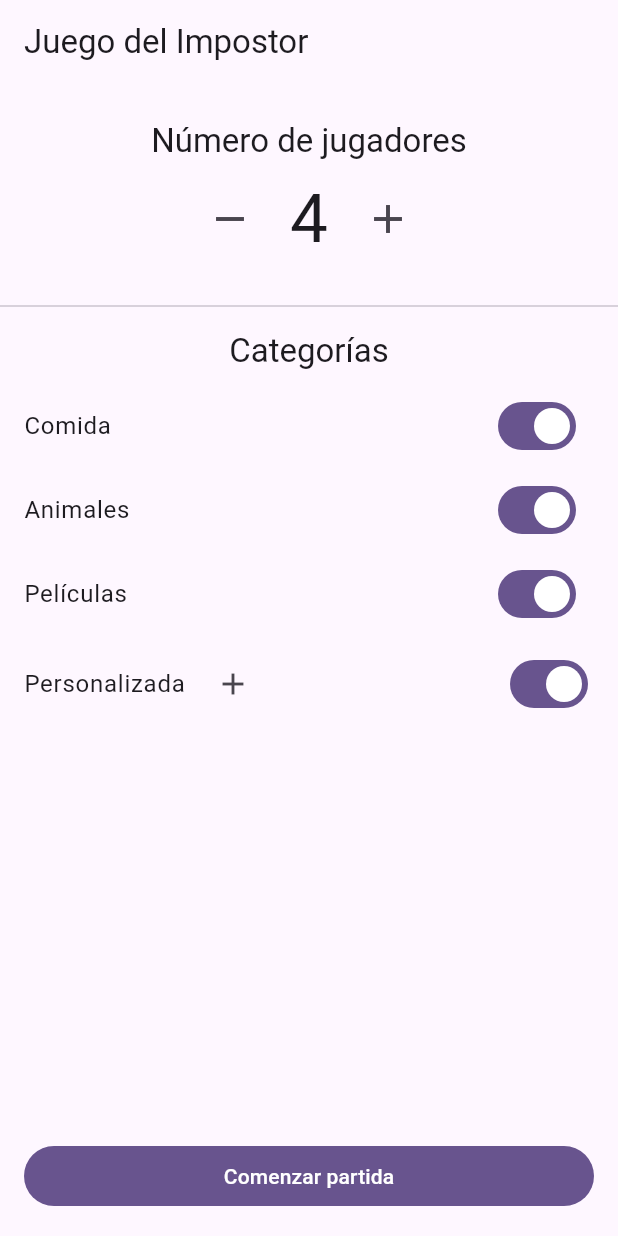
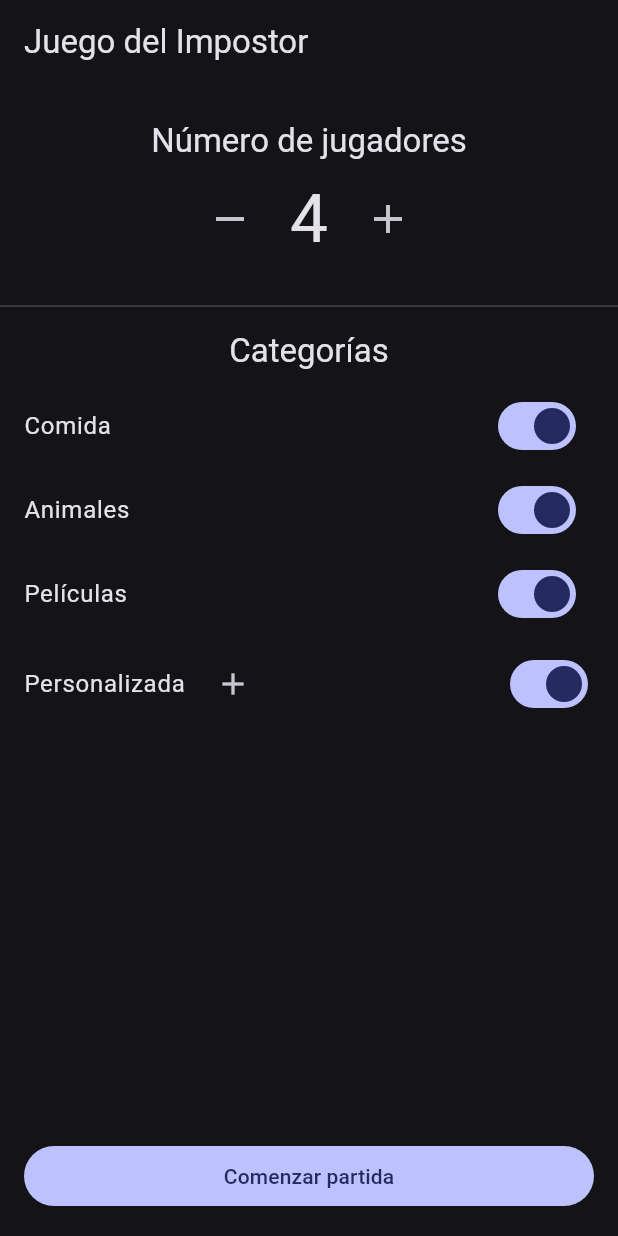
Before and after one commit to Drakko99/juego_impostor, a Flutter app: the screen it shows after launch, on a phone screen of 412 x 824 dp. Run offline on Flutter 3.47's test engine with Material 3 defaults, Android fonts, the phone set to English and light mode, and no system bars; our stand-ins replace sqflite; accounts and stored records are empty.

Commit message:
feat: puesto modo oscuro

```diff
--- a/lib/main.dart
+++ b/lib/main.dart
@@ -11,11 +11,16 @@ class ImpostorApp extends StatelessWidget {
 
   @override
   Widget build(BuildContext context) {
+    final darkColorScheme = ColorScheme.fromSeed(
+      seedColor: const Color.fromARGB(255, 35, 45, 136),
+      brightness: Brightness.dark,
+    );
+
     return MaterialApp(
       title: 'Juego del Impostor',
       debugShowCheckedModeBanner: false,
       theme: ThemeData(
-        colorScheme: ColorScheme.fromSeed(seedColor: Colors.deepPurple),
+        colorScheme: darkColorScheme,
         useMaterial3: true,
       ),
       home: const HomeScreen(),
```
